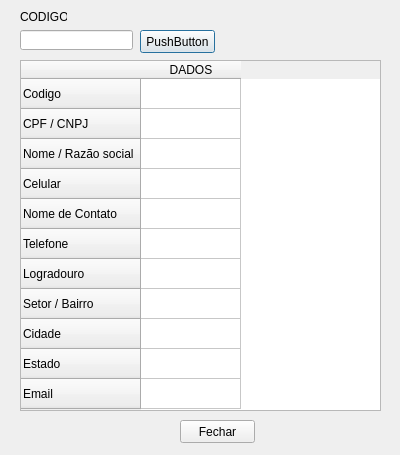
The window that consultacliente.ui (kaioFerreira/CRUD-CPP-Arquivo) describes before a commit, drawn with Qt 5.
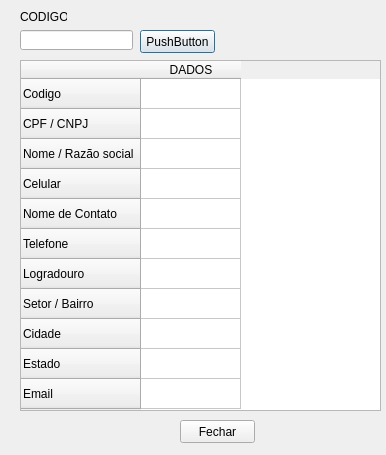
The same window after the commit.

Diff of the .ui file:
```diff
--- a/consultacliente.ui
+++ b/consultacliente.ui
@@ -6,7 +6,7 @@
    <rect>
     <x>0</x>
     <y>0</y>
-    <width>400</width>
+    <width>386</width>
     <height>455</height>
    </rect>
   </property>
```
